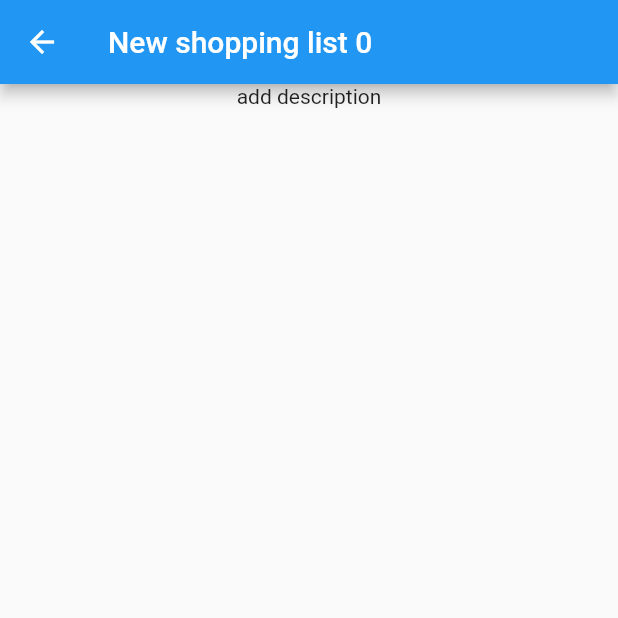
After one commit to msjtw/listSplit, a Flutter app: the screen it shows after launch, after a tap on "New List", on a phone screen of 412 x 824 dp, the top half of it. The commit adds this screen. Run offline on Flutter 3.47's test engine with Material 2 defaults, Android fonts, the phone set to English and light mode, and no system bars.

Commit message:
add shopping list view

```diff
--- a/lib/main.dart
+++ b/lib/main.dart
@@ -1,6 +1,7 @@
 import 'package:flutter/material.dart';
 import 'noteview.dart';
 import 'spendingview.dart';
+import 'shoppinglist.dart';
 
 void main() {
   runApp(NotesApp());
@@ -23,6 +24,7 @@ class _NotesAppState extends State<NotesApp> {
         '/': (context) => const HomePage(),
         '/NoteView': (context) => const NoteView(),
         '/NoteAdd': (context) => const NoteAdd(),
+        '/ShoppingListView': (context) => ShoppingListView(),
       },
     );
   }
@@ -39,7 +41,7 @@ class _HomePageState extends State<HomePage> {
   @override
   Widget build(BuildContext context) {
     return SafeArea(
-      child: NoteView(),
+      child: ShoppingListView(),
     );
   }
 }
--- a/lib/noteview.dart
+++ b/lib/noteview.dart
@@ -51,8 +51,8 @@ class _NoteViewState extends State<NoteView> {
     if (result != null) {
       setState(() {
         notes.add(Note(
-          heading: (result as Map)['head'],
-          text: (result as Map)['text'],
+          title: (result as Map)['head'],
+          description: (result as Map)['description'],
         ));
       });
     }
@@ -60,10 +60,10 @@ class _NoteViewState extends State<NoteView> {
 }
 
 class Note extends StatefulWidget {
-  Note({super.key, this.heading = '', this.text = ''});
+  Note({super.key, this.title = '', this.description = ''});
 
-  String heading;
-  String text;
+  String title;
+  String description;
 
   @override
   State<Note> createState() => _NoteState();
@@ -90,14 +90,14 @@ class _NoteState extends State<Note> {
               width: double.infinity,
               padding: EdgeInsets.fromLTRB(16, 16, 16, 8),
               child: Text(
-                widget.heading,
+                widget.title,
                 style: TextStyle(fontSize: 25, fontWeight: FontWeight.bold),
               ),
             ),
             Padding(
               padding: const EdgeInsets.fromLTRB(16, 8, 16, 16),
               child: Text(
-                widget.text,
+                widget.description,
                 style: TextStyle(fontSize: 20),
               ),
             )
@@ -117,8 +117,8 @@ class NoteAdd extends StatefulWidget {
 
 class _NoteAddState extends State<NoteAdd> {
   Note note = Note(
-    heading: '',
-    text: '',
+    title: '',
+    description: '',
   );
 
   @override
@@ -139,7 +139,7 @@ class _NoteAddState extends State<NoteAdd> {
                   hintText: 'title',
                 ),
                 onChanged: (text) {
-                  note.heading = text;
+                  note.title = text;
                 },
               ),
             ),
@@ -149,7 +149,7 @@ class _NoteAddState extends State<NoteAdd> {
                 hintText: 'text...',
               ),
               onChanged: (text) {
-                note.text = text;
+                note.description = text;
               },
             ),
           ],
@@ -157,7 +157,7 @@ class _NoteAddState extends State<NoteAdd> {
       ),
       floatingActionButton: FloatingActionButton(
         onPressed: () => setState(() {
-          Navigator.pop(context, {'head': note.heading, 'text': note.text});
+          Navigator.pop(context, {'head': note.title, 'text': note.description});
         }),
         tooltip: 'save Note',
         child: const Icon(Icons.save),
--- /dev/null
+++ b/lib/shoppinglist.dart
@@ -0,0 +1,134 @@
+import 'package:flutter/material.dart';
+
+class ShoppingListView extends StatefulWidget {
+  ShoppingListView({super.key});
+
+  List<ShoppingList> lists = [];
+  int listId = 0;
+
+  @override
+  State<ShoppingListView> createState() => _ShoppingListViewState();
+}
+
+class _ShoppingListViewState extends State<ShoppingListView> {
+  @override
+  Widget build(BuildContext context) {
+    return Scaffold(
+      appBar: AppBar(
+        title: Text('Your shopping lists'),
+      ),
+      body: ListView.builder(
+        itemCount: widget.lists.length,
+        itemBuilder: (BuildContext context, int index) {
+          return GestureDetector(
+            child: Column(
+              children: [
+                Text(widget.lists[index].name),
+                Text(widget.lists[index].description),
+                SizedBox(height: 10),
+              ],
+            ),
+            onTap: () {
+              print('cliced note $index');
+              Navigator.of(context).push(
+                  MaterialPageRoute(builder: (context) => widget.lists[index]));
+            },
+          );
+        },
+      ),
+      floatingActionButton: FloatingActionButton.extended(
+        onPressed: () {
+          setState(() {
+            widget.lists.add(ShoppingList(
+                widget.listId, 'New shopping list ${widget.listId}', []));
+          });
+          print(widget.listId);
+          Navigator.of(context)
+              .push(MaterialPageRoute(builder: (context) => widget.lists.last));
+          widget.listId++;
+        },
+        label: const Text('New List'),
+        icon: const Icon(Icons.add),
+      ),
+    );
+  }
+}
+
+class Thing {
+  int id = 0;
+  String name = "";
+  bool bought = false;
+  Thing(this.id, this.name, this.bought);
+}
+
+class ShoppingList extends StatefulWidget {
+  List<Thing> things = [];
+  int id = 0;
+  String name = "New shopping list";
+  String description = "add description";
+  bool archived = false;
+
+  ShoppingList(this.id, this.name, this.things, {super.key});
+
+  @override
+  State<ShoppingList> createState() => _ShoppingListState();
+}
+
+class _ShoppingListState extends State<ShoppingList> {
+  @override
+  Widget build(BuildContext context) {
+    return Scaffold(
+      appBar: AppBar(
+        title: Text(widget.name),
+      ),
+      body: Column(
+        children: [
+          Text(widget.description),
+          Expanded(
+            child: ListView.builder(
+              itemCount: widget.things.length,
+              itemBuilder: (BuildContext context, int index) {
+                return Text(
+                  widget.things[index].name,
+                  style: TextStyle(
+                    decoration: (widget.things[index].bought
+                        ? TextDecoration.lineThrough
+                        : TextDecoration.none),
+                  ),
+                );
+              },
+            ),
+          )
+        ],
+      ),
+    );
+  }
+}
+
+class ShoppingListEdit extends StatefulWidget {
+  const ShoppingListEdit({super.key});
+
+  @override
+  State<ShoppingListEdit> createState() => _ShoppingListEditState();
+}
+
+class _ShoppingListEditState extends State<ShoppingListEdit> {
+  @override
+  Widget build(BuildContext context) {
+    return const Placeholder();
+  }
+}
+
+class ShoppingListAddThings extends StatefulWidget {
+  const ShoppingListAddThings({super.key});
+
+  @override
+  State<ShoppingListAddThings> createState() => _ShoppingListAddThingsState();
+}
+
+class _ShoppingListAddThingsState extends State<ShoppingListAddThings> {
+  @override
+  Widget build(BuildContext context) {
+    return const Placeholder();
+  }
+}
```
Also changed, not shown: pubspec.lock.
